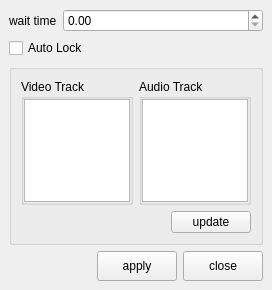
Qt form app/resolve/Python/rs_resolve/tool/voice_dropper/lip_sync_window.ui (nakano000/Resolve_Script) before a commit.
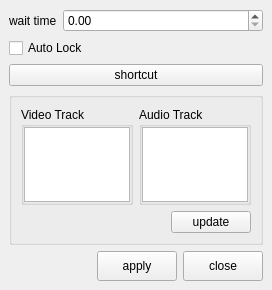
The same form after that commit.

The edit to the form file:
```diff
--- a/app/resolve/Python/rs_resolve/tool/voice_dropper/lip_sync_window.ui
+++ b/app/resolve/Python/rs_resolve/tool/voice_dropper/lip_sync_window.ui
@@ -36,6 +36,13 @@
       </property>
      </widget>
     </item>
+    <item>
+     <widget class="QPushButton" name="shortcutButton">
+      <property name="text">
+       <string>shortcut</string>
+      </property>
+     </widget>
+    </item>
     <item>
      <widget class="QGroupBox" name="groupBox_6">
       <property name="sizePolicy">
```
